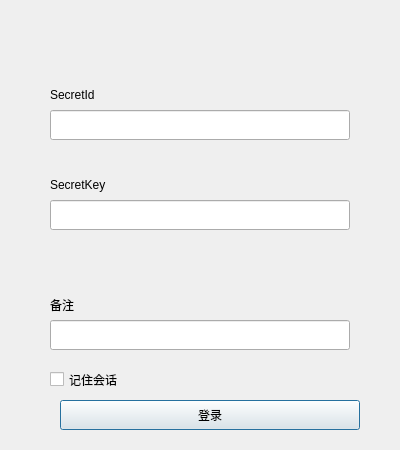
Old version of the form MyCloudDrive/src/fend/uiLogin/LoginDialog.ui in the repository lichen-1997/MyCloudDrive.
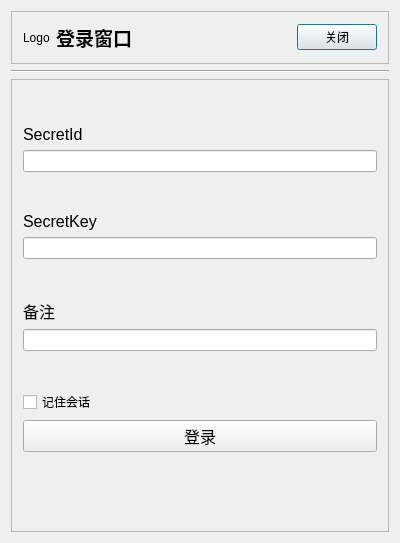
New version of the form.

Commit message: change login widget

The edit to the form file:
```diff
--- a/MyCloudDrive/src/fend/uiLogin/LoginDialog.ui
+++ b/MyCloudDrive/src/fend/uiLogin/LoginDialog.ui
@@ -7,47 +7,131 @@
     <x>0</x>
     <y>0</y>
     <width>400</width>
-    <height>450</height>
+    <height>543</height>
    </rect>
   </property>
   <property name="windowTitle">
    <string>登录</string>
   </property>
+  <layout class="QVBoxLayout" name="verticalLayout_2" stretch="0,0,1">
+   <item>
+    <widget class="QFrame" name="f_title">
+     <property name="frameShape">
+      <enum>QFrame::StyledPanel</enum>
+     </property>
+     <property name="frameShadow">
+      <enum>QFrame::Raised</enum>
+     </property>
+     <layout class="QHBoxLayout" name="horizontalLayout" stretch="0,1,0">
+      <item>
+       <widget class="QLabel" name="label">
+        <property name="text">
+         <string>Logo</string>
+        </property>
+       </widget>
+      </item>
+      <item>
+       <widget class="QLabel" name="label_2">
+        <property name="font">
+         <font>
+          <family>Microsoft YaHei UI</family>
+          <pointsize>14</pointsize>
+          <weight>75</weight>
+          <bold>true</bold>
+         </font>
+        </property>
+        <property name="text">
+         <string>登录窗口</string>
+        </property>
+       </widget>
+      </item>
+      <item>
+       <widget class="QPushButton" name="pb_close">
+        <property name="text">
+         <string>关闭</string>
+        </property>
+       </widget>
+      </item>
+     </layout>
+    </widget>
+   </item>
+   <item>
+    <widget class="Line" name="line">
+     <property name="orientation">
+      <enum>Qt::Horizontal</enum>
+     </property>
+    </widget>
+   </item>
+   <item>
+    <widget class="QFrame" name="f_body">
+     <property name="frameShape">
+      <enum>QFrame::StyledPanel</enum>
+     </property>
+     <property name="frameShadow">
+      <enum>QFrame::Raised</enum>
+     </property>
+     <layout class="QVBoxLayout" name="verticalLayout">
+      <item>
+       <spacer name="verticalSpacer">
+        <property name="orientation">
+         <enum>Qt::Vertical</enum>
+        </property>
+        <property name="sizeHint" stdset="0">
+         <size>
+          <width>20</width>
+          <height>40</height>
+         </size>
+        </property>
+       </spacer>
+      </item>
+      <item>
   <widget class="QLabel" name="l_id">
-   <property name="geometry">
-    <rect>
-     <x>50</x>
-     <y>80</y>
-     <width>300</width>
-     <height>30</height>
-    </rect>
+        <property name="font">
+         <font>
+          <family>Microsoft YaHei UI</family>
+          <pointsize>12</pointsize>
+         </font>
    </property>
    <property name="text">
     <string>SecretId</string>
    </property>
   </widget>
+      </item>
+      <item>
   <widget class="QLineEdit" name="le_id">
-   <property name="geometry">
-    <rect>
-     <x>50</x>
-     <y>110</y>
-     <width>300</width>
-     <height>30</height>
-    </rect>
-   </property>
    <property name="clearButtonEnabled">
     <bool>true</bool>
    </property>
   </widget>
+      </item>
+      <item>
+       <spacer name="verticalSpacer_2">
+        <property name="orientation">
+         <enum>Qt::Vertical</enum>
+        </property>
+        <property name="sizeHint" stdset="0">
+         <size>
+          <width>20</width>
+          <height>40</height>
+         </size>
+        </property>
+       </spacer>
+      </item>
+      <item>
+       <widget class="QLabel" name="l_key">
+        <property name="font">
+         <font>
+          <family>Microsoft YaHei UI</family>
+          <pointsize>12</pointsize>
+         </font>
+        </property>
+        <property name="text">
+         <string>SecretKey</string>
+        </property>
+       </widget>
+      </item>
+      <item>
   <widget class="QLineEdit" name="le_key">
-   <property name="geometry">
-    <rect>
-     <x>50</x>
-     <y>200</y>
-     <width>300</width>
-     <height>30</height>
-    </rect>
-   </property>
    <property name="echoMode">
     <enum>QLineEdit::PasswordEchoOnEdit</enum>
    </property>
@@ -55,71 +139,108 @@
     <bool>true</bool>
    </property>
   </widget>
-  <widget class="QLabel" name="l_key">
-   <property name="geometry">
-    <rect>
-     <x>50</x>
-     <y>170</y>
-     <width>300</width>
-     <height>30</height>
-    </rect>
-   </property>
-   <property name="text">
-    <string>SecretKey</string>
-   </property>
-  </widget>
-  <widget class="QLineEdit" name="le_remark">
-   <property name="geometry">
-    <rect>
-     <x>50</x>
-     <y>320</y>
-     <width>300</width>
-     <height>30</height>
-    </rect>
-   </property>
-   <property name="clearButtonEnabled">
-    <bool>true</bool>
-   </property>
-  </widget>
+      </item>
+      <item>
+       <spacer name="verticalSpacer_3">
+        <property name="orientation">
+         <enum>Qt::Vertical</enum>
+        </property>
+        <property name="sizeHint" stdset="0">
+         <size>
+          <width>20</width>
+          <height>40</height>
+         </size>
+        </property>
+       </spacer>
+      </item>
+      <item>
   <widget class="QLabel" name="l_remark">
-   <property name="geometry">
-    <rect>
-     <x>50</x>
-     <y>290</y>
-     <width>300</width>
-     <height>30</height>
-    </rect>
+        <property name="font">
+         <font>
+          <family>Microsoft YaHei UI</family>
+          <pointsize>12</pointsize>
+         </font>
    </property>
    <property name="text">
     <string>备注</string>
    </property>
   </widget>
+      </item>
+      <item>
+       <widget class="QLineEdit" name="le_remark">
+        <property name="clearButtonEnabled">
+         <bool>true</bool>
+        </property>
+       </widget>
+      </item>
+      <item>
+       <spacer name="verticalSpacer_4">
+        <property name="orientation">
+         <enum>Qt::Vertical</enum>
+        </property>
+        <property name="sizeHint" stdset="0">
+         <size>
+          <width>20</width>
+          <height>40</height>
+         </size>
+        </property>
+       </spacer>
+      </item>
+      <item>
   <widget class="QCheckBox" name="cb_saveSession">
-   <property name="geometry">
-    <rect>
-     <x>50</x>
-     <y>370</y>
-     <width>87</width>
-     <height>19</height>
-    </rect>
+        <property name="font">
+         <font>
+          <family>Microsoft YaHei UI</family>
+         </font>
    </property>
    <property name="text">
     <string>记住会话</string>
    </property>
   </widget>
+      </item>
+      <item>
   <widget class="QPushButton" name="pb_login">
-   <property name="geometry">
-    <rect>
-     <x>60</x>
-     <y>400</y>
-     <width>300</width>
-     <height>30</height>
-    </rect>
+        <property name="font">
+         <font>
+          <family>Microsoft YaHei UI</family>
+          <pointsize>12</pointsize>
+         </font>
    </property>
    <property name="text">
     <string>登录</string>
    </property>
   </widget>
+      </item>
+      <item>
+       <spacer name="verticalSpacer_6">
+        <property name="orientation">
+         <enum>Qt::Vertical</enum>
+        </property>
+        <property name="sizeHint" stdset="0">
+         <size>
+          <width>20</width>
+          <height>40</height>
+         </size>
+        </property>
+       </spacer>
+      </item>
+      <item>
+       <spacer name="verticalSpacer_5">
+        <property name="orientation">
+         <enum>Qt::Vertical</enum>
+        </property>
+        <property name="sizeHint" stdset="0">
+         <size>
+          <width>20</width>
+          <height>40</height>
+         </size>
+        </property>
+       </spacer>
+      </item>
+     </layout>
+    </widget>
+   </item>
+  </layout>
  </widget>
  <layoutdefault spacing="6" margin="11"/>
  <resources/>
```
Lines whose indentation alone changed are shown as unchanged. The commit also changes 3 other files.
